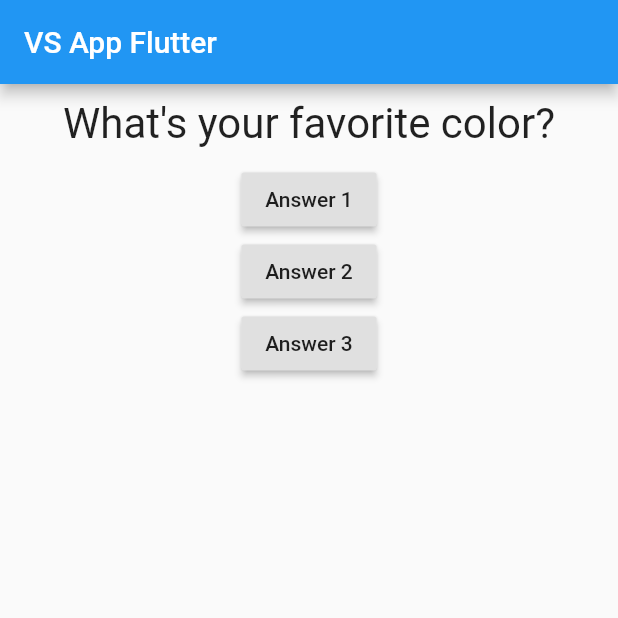
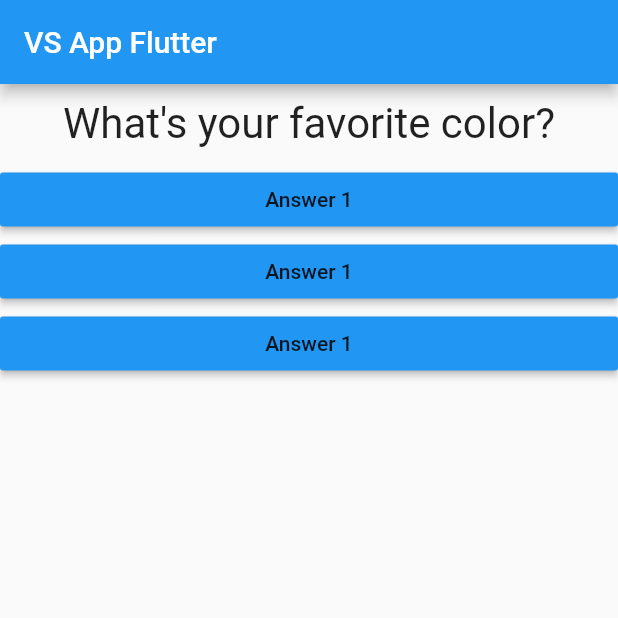
Before and after one commit to DuongYi/Quizz-App-Flutter, a Flutter app: the screen it shows after launch, on a phone screen of 412 x 824 dp, the top half of it. Run offline on Flutter 3.47's test engine with Material 2 defaults, Android fonts, the phone set to English and light mode, and no system bars.

```diff
--- /dev/null
+++ b/lib/answer.dart
@@ -0,0 +1,19 @@
+import 'package:flutter/material.dart';
+
+class Answer extends StatelessWidget {
+  final VoidCallback selectHandler;
+
+  Answer(this.selectHandler);
+
+  @override
+  Widget build(BuildContext context) {
+    return Container(
+      width: double.infinity,
+      child: RaisedButton(
+        color: Colors.blue,
+        child: Text('Answer 1'),
+        onPressed: selectHandler,
+      ),
+    );
+  }
+}
--- a/lib/main.dart
+++ b/lib/main.dart
@@ -2,10 +2,7 @@
 import 'package:flutter/material.dart';
 
 import './question.dart';
-
-// void main() {
-//   runApp(MyApp());
-// }
+import './answer.dart';
 
 void main() => runApp(MyApp());
 
@@ -40,20 +37,9 @@ class _MyAppState extends State<MyApp> {
         body: Column(
           children: [
             Question(questions[_questionIndex]),
-            RaisedButton(
-              child: Text('Answer 1'),
-              onPressed: _answerQuestion,
-            ),
-            RaisedButton(
-              child: Text('Answer 2'),
-              onPressed: (() => print('Answer 2 chosen!')),
-            ),
-            RaisedButton(
-              child: Text('Answer 3'),
-              onPressed: (() {
-                print('Answer 3 chosen!');
-              }),
-            ),
+            Answer(_answerQuestion),
+            Answer(_answerQuestion),
+            Answer(_answerQuestion),
           ],
         ),
       ),
```
